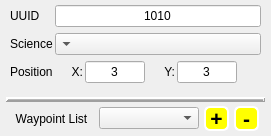
mjroman/roverSim, file src/tools/waypointtool.ui: the form before one commit.
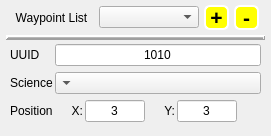
The form after the commit.

What changed in the file:
```diff
--- a/src/tools/waypointtool.ui
+++ b/src/tools/waypointtool.ui
@@ -58,6 +58,169 @@
      <property name="spacing">
       <number>2</number>
      </property>
+     <item>
+      <layout class="QHBoxLayout" name="horizontalLayout">
+       <property name="spacing">
+        <number>2</number>
+       </property>
+       <item>
+        <widget class="QLabel" name="label_5">
+         <property name="maximumSize">
+          <size>
+           <width>85</width>
+           <height>16777215</height>
+          </size>
+         </property>
+         <property name="text">
+          <string>Waypoint List</string>
+         </property>
+         <property name="alignment">
+          <set>Qt::AlignCenter</set>
+         </property>
+        </widget>
+       </item>
+       <item>
+        <widget class="QComboBox" name="comboWpSelect">
+         <property name="minimumSize">
+          <size>
+           <width>100</width>
+           <height>0</height>
+          </size>
+         </property>
+         <property name="maximumSize">
+          <size>
+           <width>100</width>
+           <height>16777215</height>
+          </size>
+         </property>
+         <property name="maxVisibleItems">
+          <number>5</number>
+         </property>
+        </widget>
+       </item>
+       <item>
+        <widget class="QPushButton" name="buttonAdd">
+         <property name="minimumSize">
+          <size>
+           <width>25</width>
+           <height>25</height>
+          </size>
+         </property>
+         <property name="maximumSize">
+          <size>
+           <width>25</width>
+           <height>25</height>
+          </size>
+         </property>
+         <property name="font">
+          <font>
+           <pointsize>16</pointsize>
+           <weight>75</weight>
+           <bold>true</bold>
+          </font>
+         </property>
+         <property name="styleSheet">
+          <string notr="true">QPushButton{
+background:yellow;
+border: 2px solid white;
+border-radius:6px;}
+
+QPushButton:pressed{
+background:white;
+border-color: yellow;
+}
+
+QPushButton:disabled{
+background:grey;
+border-color:white;
+}</string>
+         </property>
+         <property name="text">
+          <string>+</string>
+         </property>
+        </widget>
+       </item>
+       <item>
+        <widget class="QPushButton" name="buttonDelete">
+         <property name="minimumSize">
+          <size>
+           <width>25</width>
+           <height>25</height>
+          </size>
+         </property>
+         <property name="maximumSize">
+          <size>
+           <width>25</width>
+           <height>25</height>
+          </size>
+         </property>
+         <property name="font">
+          <font>
+           <pointsize>16</pointsize>
+           <weight>75</weight>
+           <bold>true</bold>
+          </font>
+         </property>
+         <property name="layoutDirection">
+          <enum>Qt::LeftToRight</enum>
+         </property>
+         <property name="styleSheet">
+          <string notr="true">QPushButton{
+background:yellow;
+border: 2px solid white;
+border-radius:6px;}
+
+QPushButton:pressed{
+background:white;
+border-color: yellow;
+}
+
+QPushButton:disabled{
+background:grey;
+border-color:white;
+}</string>
+         </property>
+         <property name="text">
+          <string>-</string>
+         </property>
+         <property name="checkable">
+          <bool>false</bool>
+         </property>
+         <property name="flat">
+          <bool>false</bool>
+         </property>
+        </widget>
+       </item>
+      </layout>
+     </item>
+     <item>
+      <widget class="Line" name="line">
+       <property name="minimumSize">
+        <size>
+         <width>100</width>
+         <height>10</height>
+        </size>
+       </property>
+       <property name="maximumSize">
+        <size>
+         <width>16777215</width>
+         <height>16777215</height>
+        </size>
+       </property>
+       <property name="frameShadow">
+        <enum>QFrame::Raised</enum>
+       </property>
+       <property name="lineWidth">
+        <number>2</number>
+       </property>
+       <property name="midLineWidth">
+        <number>1</number>
+       </property>
+       <property name="orientation">
+        <enum>Qt::Horizontal</enum>
+       </property>
+      </widget>
+     </item>
      <item>
       <layout class="QGridLayout" name="gridWaypointAdd" columnstretch="0,0,0,0,0,0,0,0" columnminimumwidth="0,0,0,0,0,0,0,0">
        <property name="leftMargin">
@@ -198,169 +361,6 @@
        </property>
       </spacer>
      </item>
-     <item>
-      <widget class="Line" name="line">
-       <property name="minimumSize">
-        <size>
-         <width>100</width>
-         <height>10</height>
-        </size>
-       </property>
-       <property name="maximumSize">
-        <size>
-         <width>16777215</width>
-         <height>16777215</height>
-        </size>
-       </property>
-       <property name="frameShadow">
-        <enum>QFrame::Raised</enum>
-       </property>
-       <property name="lineWidth">
-        <number>2</number>
-       </property>
-       <property name="midLineWidth">
-        <number>1</number>
-       </property>
-       <property name="orientation">
-        <enum>Qt::Horizontal</enum>
-       </property>
-      </widget>
-     </item>
-     <item>
-      <layout class="QHBoxLayout" name="horizontalLayout">
-       <property name="spacing">
-        <number>2</number>
-       </property>
-       <item>
-        <widget class="QLabel" name="label_5">
-         <property name="maximumSize">
-          <size>
-           <width>85</width>
-           <height>16777215</height>
-          </size>
-         </property>
-         <property name="text">
-          <string>Waypoint List</string>
-         </property>
-         <property name="alignment">
-          <set>Qt::AlignCenter</set>
-         </property>
-        </widget>
-       </item>
-       <item>
-        <widget class="QComboBox" name="comboWpSelect">
-         <property name="minimumSize">
-          <size>
-           <width>100</width>
-           <height>0</height>
-          </size>
-         </property>
-         <property name="maximumSize">
-          <size>
-           <width>100</width>
-           <height>16777215</height>
-          </size>
-         </property>
-         <property name="maxVisibleItems">
-          <number>5</number>
-         </property>
-        </widget>
-       </item>
-       <item>
-        <widget class="QPushButton" name="buttonAdd">
-         <property name="minimumSize">
-          <size>
-           <width>25</width>
-           <height>25</height>
-          </size>
-         </property>
-         <property name="maximumSize">
-          <size>
-           <width>25</width>
-           <height>25</height>
-          </size>
-         </property>
-         <property name="font">
-          <font>
-           <pointsize>16</pointsize>
-           <weight>75</weight>
-           <bold>true</bold>
-          </font>
-         </property>
-         <property name="styleSheet">
-          <string notr="true">QPushButton{
-background:yellow;
-border: 2px solid white;
-border-radius:6px;}
-
-QPushButton:pressed{
-background:white;
-border-color: yellow;
-}
-
-QPushButton:disabled{
-background:grey;
-border-color:white;
-}</string>
-         </property>
-         <property name="text">
-          <string>+</string>
-         </property>
-        </widget>
-       </item>
-       <item>
-        <widget class="QPushButton" name="buttonDelete">
-         <property name="minimumSize">
-          <size>
-           <width>25</width>
-           <height>25</height>
-          </size>
-         </property>
-         <property name="maximumSize">
-          <size>
-           <width>25</width>
-           <height>25</height>
-          </size>
-         </property>
-         <property name="font">
-          <font>
-           <pointsize>16</pointsize>
-           <weight>75</weight>
-           <bold>true</bold>
-          </font>
-         </property>
-         <property name="layoutDirection">
-          <enum>Qt::LeftToRight</enum>
-         </property>
-         <property name="styleSheet">
-          <string notr="true">QPushButton{
-background:yellow;
-border: 2px solid white;
-border-radius:6px;}
-
-QPushButton:pressed{
-background:white;
-border-color: yellow;
-}
-
-QPushButton:disabled{
-background:grey;
-border-color:white;
-}</string>
-         </property>
-         <property name="text">
-          <string>-</string>
-         </property>
-         <property name="checkable">
-          <bool>false</bool>
-         </property>
-         <property name="flat">
-          <bool>false</bool>
-         </property>
-        </widget>
-       </item>
-      </layout>
-     </item>
     </layout>
    </item>
   </layout>
```
